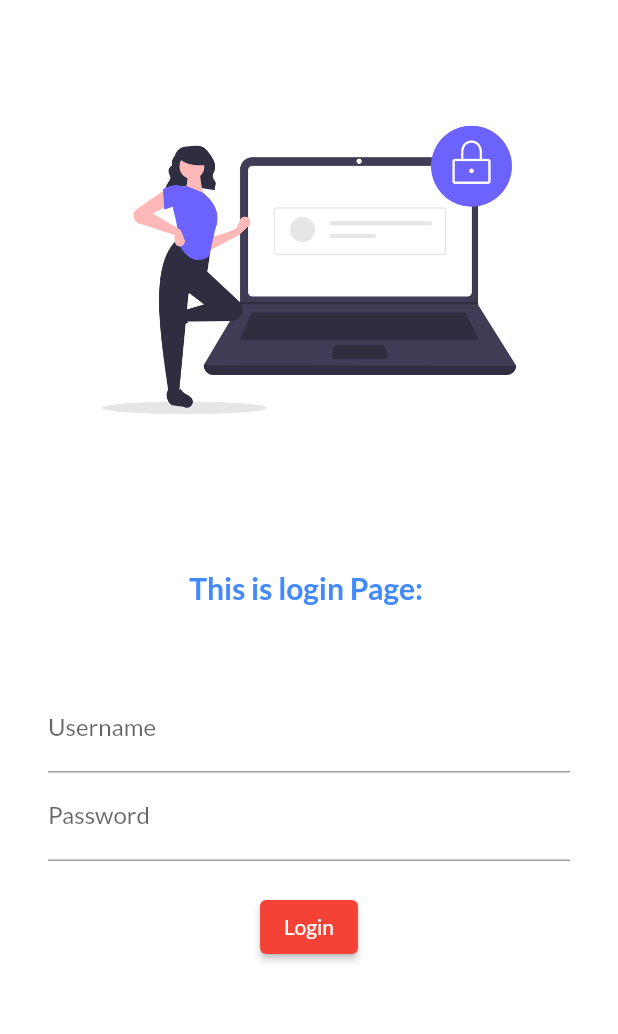
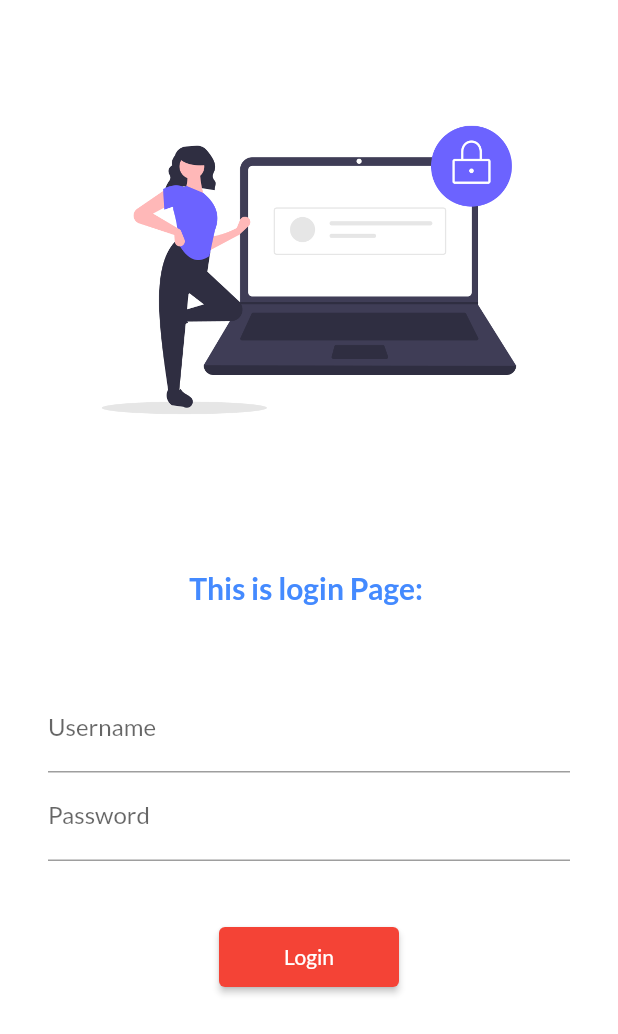
Before and after one commit to vaishnav-192/Android_development, a Flutter app: the login_page screen opened by its route, on a phone screen of 412 x 824 dp. Shown: the top 1034 px of the screen. Run offline on Flutter 3.47's test engine with Material 2 defaults, Android fonts, the phone set to English and light mode, and no system bars; our stand-ins replace google_fonts; missing offline and left inert: dart:js.

Commit message:
day_5 completed

```diff
--- a/lib/Pages/login_page.dart
+++ b/lib/Pages/login_page.dart
@@ -1,6 +1,7 @@
 // ignore_for_file: prefer_const_constructors
 
 import 'package:flutter/material.dart';
+import 'package:flutter_application_1/utils/routes.dart';
 
 class login_page extends StatelessWidget {
   const login_page({Key? key}) : super(key: key);
@@ -19,6 +20,7 @@ class login_page extends StatelessWidget {
       //     ),
       //   ),
       // ),
+      child: SingleChildScrollView(
         child: Column(
           children: [
             Image.asset(
@@ -64,19 +66,22 @@ class login_page extends StatelessWidget {
                       hintText: "Enter Password", labelText: "Password"),
                 ),
                 SizedBox(
-                height: 20,
+                  height: 40,
                 ),
                 ElevatedButton(
                   onPressed: () {
-                  print("Hi Vaishnav! Welcome...");
+                    Navigator.pushNamed(context, MyRoutes.welcomeRoute);
                   },
                   child: Text("Login"),
-                style: TextButton.styleFrom(),
+                  style: TextButton.styleFrom(
+                    minimumSize: Size(120, 40),
+                  ),
                 ),
               ]),
             ),
           ],
         ),
+      ),
     );
   }
 }
--- /dev/null
+++ b/lib/utils/routes.dart
@@ -0,0 +1,5 @@
+class MyRoutes {
+  static String loginRoute = "/login";
+  static String homeRoute = "/home";
+  static String welcomeRoute = "/";
+}
```
Also changed, not shown: lib/main.dart (+6 -4 lines). Lines whose indentation alone changed are shown as unchanged.
